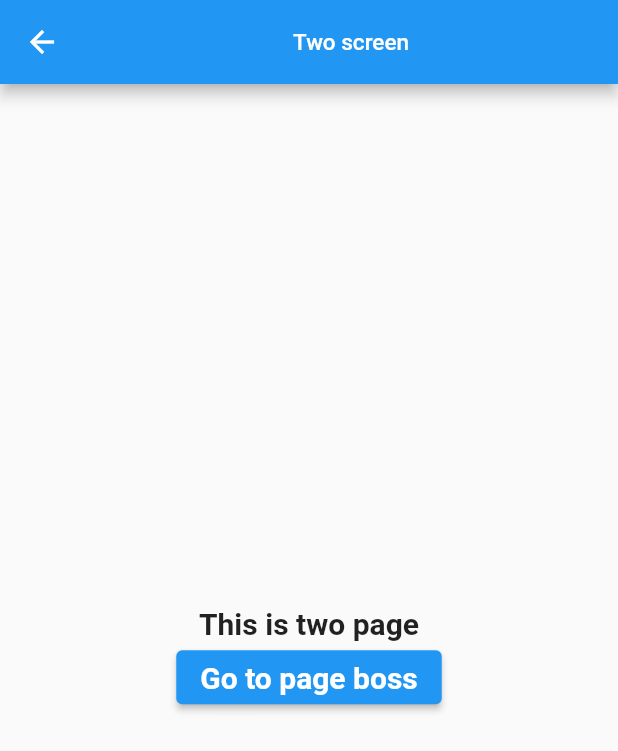
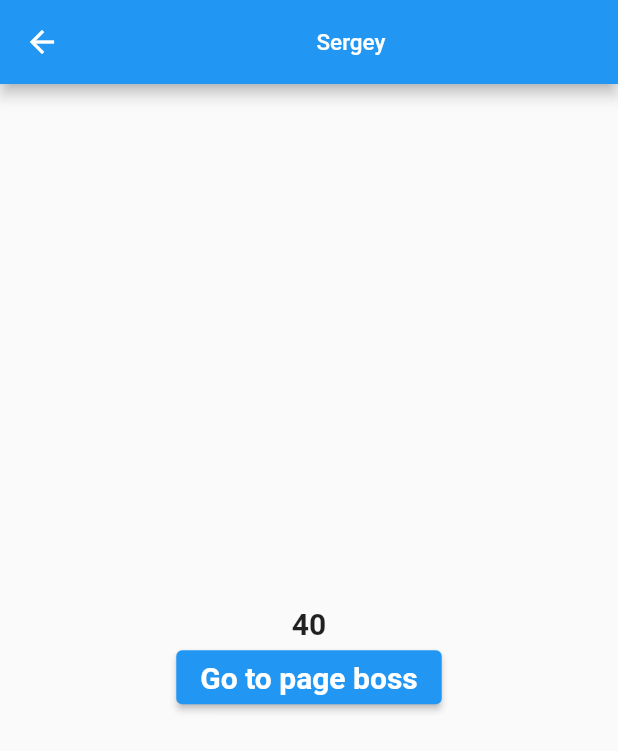
Before and after one commit to Aironsec/flutter_navigation_example, a Flutter app: the screen it shows after launch, after a tap on "Go to pege two", on a phone screen of 412 x 824 dp. Shown: the top 751 px of the screen. Run offline on Flutter 3.47's test engine with Material 2 defaults, Android fonts, the light colour scheme and no system bars.

Commit message:
передача обекта на новый экран (виджит) через конструктор. простая маршрутизация

```diff
--- a/flutter_navigation_example/lib/one_screen.dart
+++ b/flutter_navigation_example/lib/one_screen.dart
@@ -34,8 +34,9 @@ class BodyOneScreen extends StatelessWidget {
           ),
           ElevatedButton(
             onPressed: (() {
-              MaterialPageRoute route =
-                  MaterialPageRoute(builder: (context) => const TwoScreen());
+              User user = User(name: 'Sergey', age: 40);
+              MaterialPageRoute route = MaterialPageRoute(
+                  builder: (context) => TwoScreen(user: user));
               Navigator.push(context, route);
             }),
             child: const Text(
@@ -48,3 +49,10 @@ class BodyOneScreen extends StatelessWidget {
     );
   }
 }
+
+class User {
+  final String name;
+  final int age;
+
+  User({required this.name, required this.age});
+}
--- a/flutter_navigation_example/lib/two_screen.dart
+++ b/flutter_navigation_example/lib/two_screen.dart
@@ -1,26 +1,29 @@
 import 'package:flutter/material.dart';
+import 'package:flutter_navigation_example/one_screen.dart';
 
 class TwoScreen extends StatelessWidget {
-  const TwoScreen({Key? key}) : super(key: key);
+  final User user;
+  const TwoScreen({Key? key, required this.user}) : super(key: key);
 
   @override
   Widget build(BuildContext context) {
     return Scaffold(
       appBar: AppBar(
-        title: const Center(
+        title: Center(
           child: Text(
-            'Two screen',
-            style: TextStyle(fontSize: 15),
+            user.name,
+            style: const TextStyle(fontSize: 15),
           ),
         ),
       ),
-      body: const BodyTwoScreen(),
+      body: BodyTwoScreen(user: user),
     );
   }
 }
 
 class BodyTwoScreen extends StatelessWidget {
-  const BodyTwoScreen({Key? key}) : super(key: key);
+  final User user;
+  const BodyTwoScreen({Key? key, required this.user}) : super(key: key);
 
   @override
   Widget build(BuildContext context) {
@@ -28,9 +31,9 @@ class BodyTwoScreen extends StatelessWidget {
       child: Column(
         mainAxisSize: MainAxisSize.min,
         children: [
-          const Text(
-            'This is two page',
-            style: TextStyle(fontSize: 20, fontWeight: FontWeight.bold),
+          Text(
+            '${user.age}',
+            style: const TextStyle(fontSize: 20, fontWeight: FontWeight.bold),
           ),
           ElevatedButton(
             onPressed: (() => Navigator.pop(context)),
```
